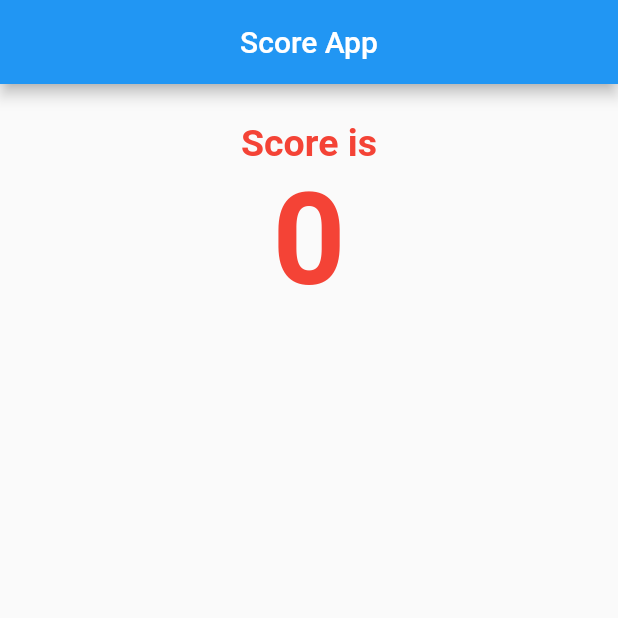
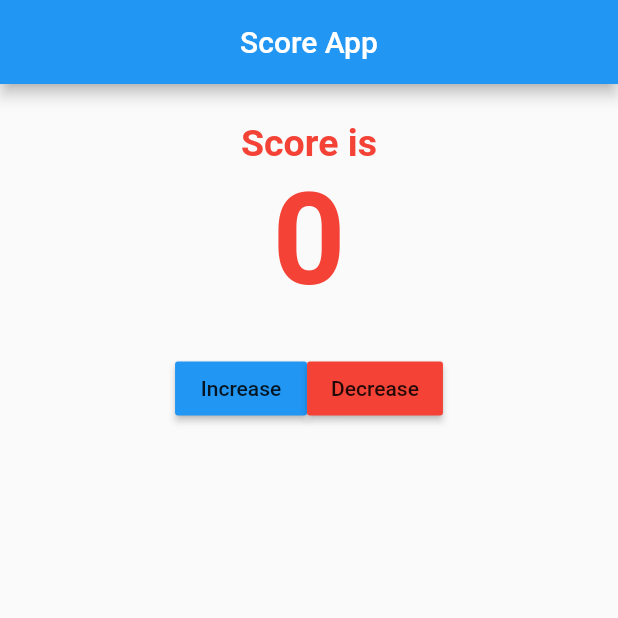
Before and after one commit to sujanagrg/Score-App, a Flutter app: the screen it shows after launch, on a phone screen of 412 x 824 dp, the top half of it. Run offline on Flutter 3.47's test engine with Material 2 defaults, Android fonts, the phone set to English and light mode, and no system bars.

Commit message:
Increased and decreased buttons added

```diff
--- a/lib/main.dart
+++ b/lib/main.dart
@@ -48,6 +48,24 @@ class _ScoreHomeState extends State<ScoreHome> {
             style: TextStyle(
                 color: Colors.red, fontSize: 85, fontWeight: FontWeight.bold),
           )),
+          SizedBox(
+            height: 25,
+          ),
+          Row(
+            mainAxisAlignment: MainAxisAlignment.center,
+            children: [
+              RaisedButton(
+                color: Colors.blue,
+                child: Text('Increase'),
+                onPressed: () {},
+              ),
+              RaisedButton(
+                color: Colors.red,
+                child: Text('Decrease'),
+                onPressed: () {},
+              ),
+            ],
+          ),
         ],
       ),
     );
```
